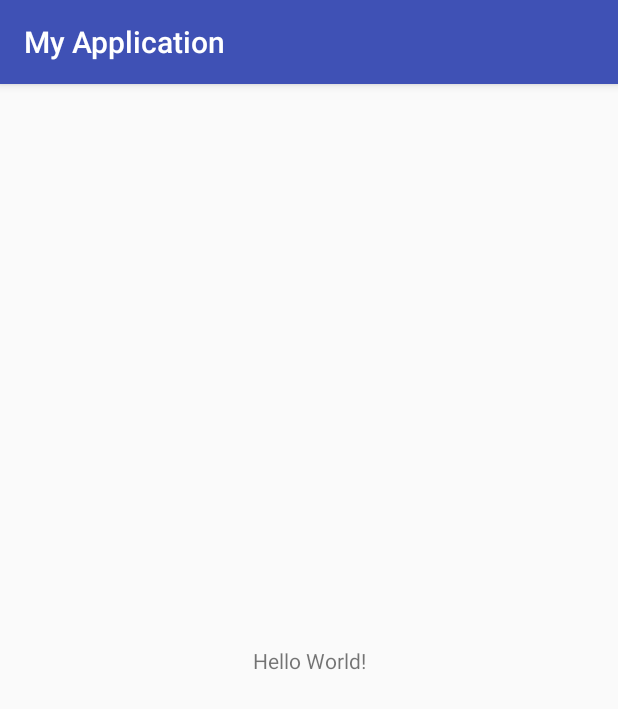
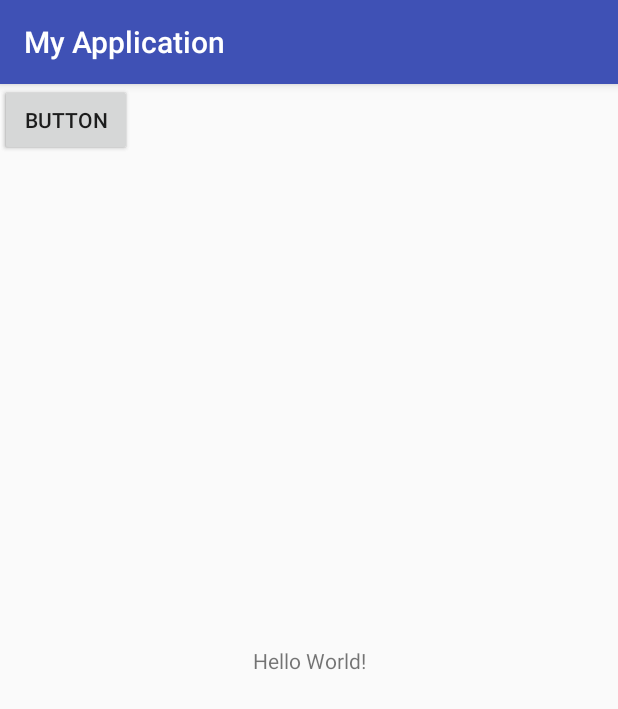
Before and after one commit to HagerMohamedMagdy/MyAppRepo, an Android app: the screen it shows after launch (MainActivity), on a phone screen of 412 x 824 dp. Shown: the top 709 px of the screen. Run offline under Robolectric (Android 15) with nearby library versions, the phone set to English and light mode, and no system bars.

Commit message:
add new view

```diff
--- a/app/src/main/res/layout/activity_main.xml
+++ b/app/src/main/res/layout/activity_main.xml
@@ -15,4 +15,20 @@
         app:layout_constraintRight_toRightOf="parent"
         app:layout_constraintTop_toTopOf="parent" />
 
+    <Button
+        android:id="@+id/button"
+        android:layout_width="wrap_content"
+        android:layout_height="wrap_content"
+        android:text="Button"
+        tools:layout_editor_absoluteX="44dp"
+        tools:layout_editor_absoluteY="368dp" />
+
+    <Button
+        android:id="@+id/button2"
+        android:layout_width="wrap_content"
+        android:layout_height="wrap_content"
+        android:text="Button"
+        tools:layout_editor_absoluteX="212dp"
+        tools:layout_editor_absoluteY="366dp" />
+
 </android.support.constraint.ConstraintLayout>
```
